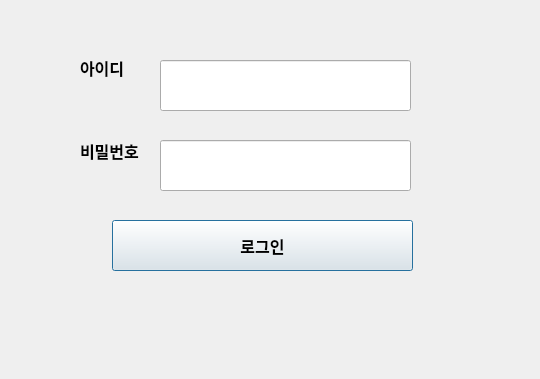
First picture: the form in 200 crawling-advanced/013 PySide6 GUI 프로그램/ui_login.ui, repository creedboygit/python-crawling, before the edit.
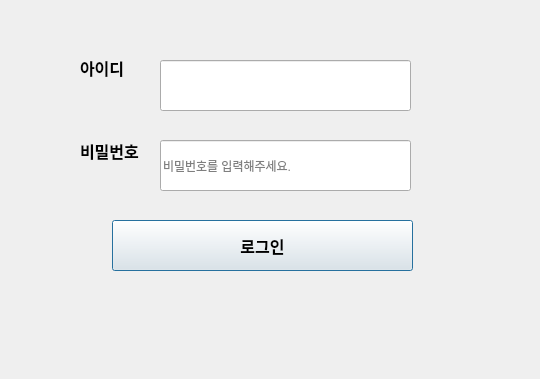
Second picture: the form after the edit.

Commit message: 속성명 변경 및 비밀번호 입력 시 마스킹되도록

```diff
--- a/200 crawling-advanced/013 PySide6 GUI 프로그램/ui_login.ui
+++ b/200 crawling-advanced/013 PySide6 GUI 프로그램/ui_login.ui
@@ -89,6 +89,12 @@
      <height>51</height>
     </rect>
    </property>
+   <property name="echoMode">
+    <enum>QLineEdit::EchoMode::PasswordEchoOnEdit</enum>
+   </property>
+   <property name="placeholderText">
+    <string>비밀번호를 입력해주세요.</string>
+   </property>
   </widget>
  </widget>
  <resources/>
```
Left out of the diff: 6 changed lines with no effect on the pictures.
